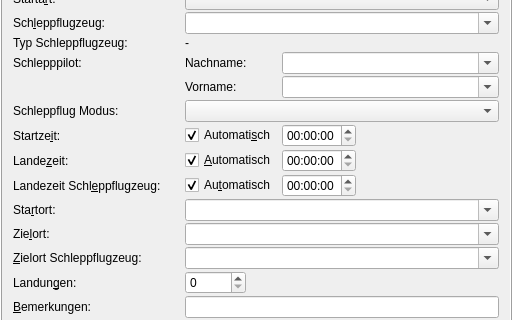
This is src/gui/windows/FlightWindow.ui in startkladde/startkladde as Qt 5 draws it before an edit; both pictures show x 0 to 512 and y 209 to 529 of the 512 by 830 pixel window. The edited form follows.
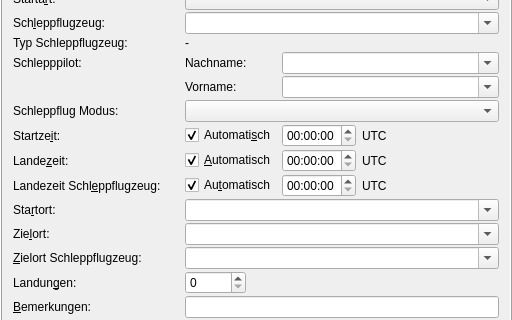
This is the edited form. Custom widgets are drawn as their Qt base class.

Commit message: Added UTC label to FlightWindow time input fields

Diff of the .ui file:
```diff
--- a/src/gui/windows/FlightWindow.ui
+++ b/src/gui/windows/FlightWindow.ui
@@ -338,7 +338,23 @@
               <number>0</number>
              </property>
              <item>
-              <widget class="QTimeEdit" name="departureTimeInput"/>
+              <widget class="QWidget" name="departureTimeWidget" native="true">
+               <layout class="QHBoxLayout" name="horizontalLayout_7">
+                <property name="margin">
+                 <number>0</number>
+                </property>
+                <item>
+                 <widget class="QTimeEdit" name="departureTimeInput"/>
+                </item>
+                <item>
+                 <widget class="QLabel" name="label">
+                  <property name="text">
+                   <string>UTC</string>
+                  </property>
+                 </widget>
+                </item>
+               </layout>
+              </widget>
              </item>
              <item>
               <spacer name="horizontalSpacer_2">
@@ -386,7 +402,23 @@
               <number>0</number>
              </property>
              <item>
-              <widget class="QTimeEdit" name="landingTimeInput"/>
+              <widget class="QWidget" name="landingTimeWidget" native="true">
+               <layout class="QHBoxLayout" name="horizontalLayout_8">
+                <property name="margin">
+                 <number>0</number>
+                </property>
+                <item>
+                 <widget class="QTimeEdit" name="landingTimeInput"/>
+                </item>
+                <item>
+                 <widget class="QLabel" name="label_2">
+                  <property name="text">
+                   <string>UTC</string>
+                  </property>
+                 </widget>
+                </item>
+               </layout>
+              </widget>
              </item>
              <item>
               <spacer name="horizontalSpacer_3">
@@ -434,7 +466,23 @@
               <number>0</number>
              </property>
              <item>
-              <widget class="QTimeEdit" name="towflightLandingTimeInput"/>
+              <widget class="QWidget" name="towflightLandingTimeWidget" native="true">
+               <layout class="QHBoxLayout" name="horizontalLayout_9">
+                <property name="margin">
+                 <number>0</number>
+                </property>
+                <item>
+                 <widget class="QTimeEdit" name="towflightLandingTimeInput"/>
+                </item>
+                <item>
+                 <widget class="QLabel" name="label_3">
+                  <property name="text">
+                   <string>UTC</string>
+                  </property>
+                 </widget>
+                </item>
+               </layout>
+              </widget>
              </item>
              <item>
               <spacer name="horizontalSpacer_4">
```
Left out of the diff: 9 changed lines with no effect on the pictures. The commit also changes 2 other files.
